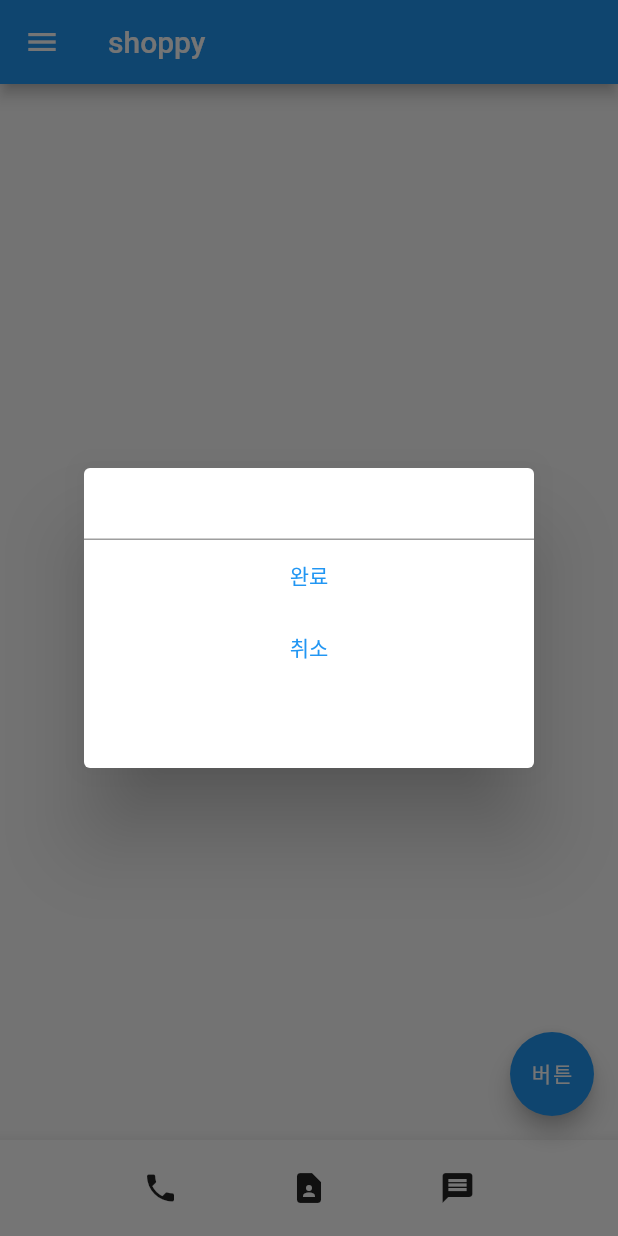
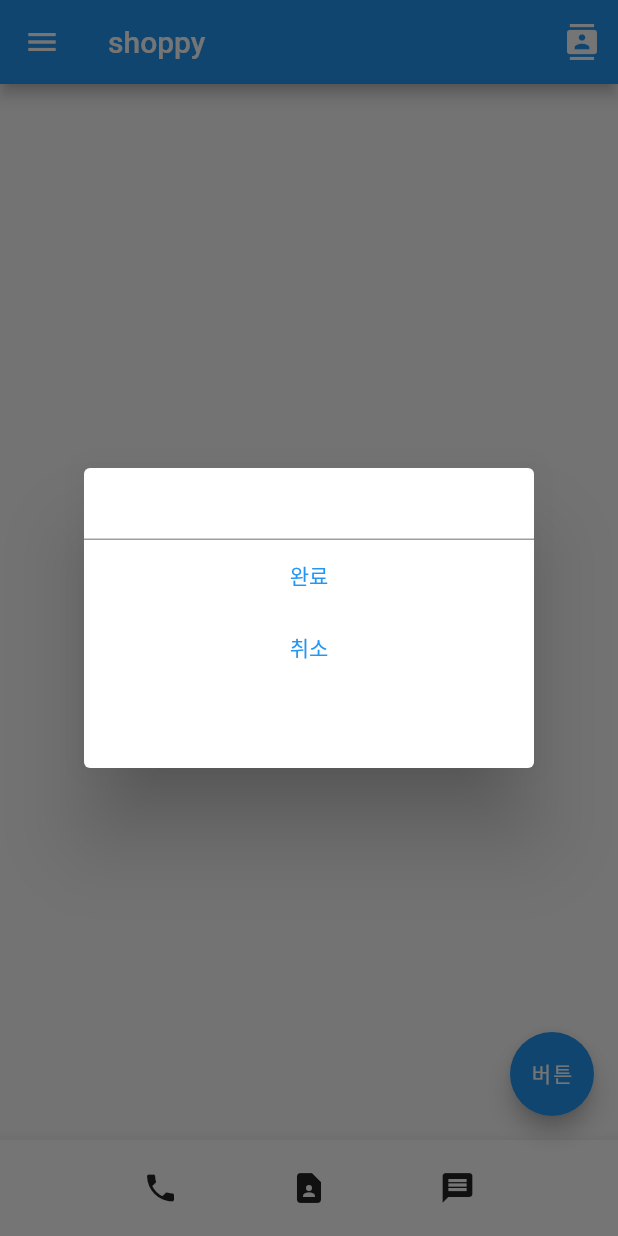
Before and after one commit to kyuseong2001/flutter_MyApp, a Flutter app: the screen it shows after launch, after a tap on "버튼", on a phone screen of 412 x 824 dp. Run offline on Flutter 3.47's test engine with Material 2 defaults, Android fonts, the phone set to English and light mode, and no system bars; our stand-ins replace permission_handler.

Commit message:
'20220116'

```diff
--- a/lib/main.dart
+++ b/lib/main.dart
@@ -1,4 +1,6 @@
 import 'package:flutter/material.dart';
+import 'package:permission_handler/permission_handler.dart';
+
 
 void main() {
   runApp(MaterialApp(home: MyApp()));
@@ -12,6 +14,27 @@ class MyApp extends StatefulWidget {
 }
 
 class _MyAppState extends State<MyApp> {
+
+
+  getPermission() async {
+    var status = await Permission.contacts.status;
+    if (status.isGranted) {
+      print('허락됨');
+    } else if (status.isDenied) {
+      print('거절됨');
+      Permission.contacts.request();  // 팝업창 띄워주세요
+    }
+  }
+
+  @override
+  void initState() {
+    // TODO: implement initState
+    super.initState();
+    getPermission();
+  }
+  // 이 위젯이 처음 로드가될때 실행해주세요
+
+
   var total = 0;
   var like = 0;
   var name = [];
@@ -28,8 +51,6 @@ class _MyAppState extends State<MyApp> {
     });
   }
 
-  var inputData = TextEditingController();
-
   @override
   Widget build(BuildContext context) {
     return Scaffold(
@@ -39,36 +60,23 @@ class _MyAppState extends State<MyApp> {
             showDialog(
                 context: context,
                 builder: (context) {
-                  return Dialog(
-                    child: SizedBox(
-                      width: 300,
-                      height: 200,
-                      child: Column(
-                        children: [
-                          TextField(
-                            controller: inputData,
-                          ),
-                          TextButton(
-                              onPressed: () {
-                                addName(inputData.text);
-                                Navigator.pop(context);
-                              },
-                              child: Text('완료')),
-                          TextButton(
-                              onPressed: () {
-                                Navigator.pop(context);
-                              },
-                              child: Text('취소')),
-                        ],
-                      ),
-                    ),
-                  );
+                  return DialogUI(addName: addName,);
                 });
           }),
       appBar: AppBar(
         leading: Icon(Icons.menu),
         title: Text('shoppy'),
+        actions: [
+          IconButton(onPressed: (){getPermission();}, icon: Icon(Icons.contacts),),],
       ),
+
+
+
+
+
+
+
+
       body: ListView.builder(
         itemCount: name.length,
         itemBuilder: (context, i) {
@@ -76,7 +84,7 @@ class _MyAppState extends State<MyApp> {
             leading: Icon(Icons.account_circle),
             title: Text(name[i]),
             trailing: ElevatedButton(
-              child: Text('좋아요'),
+              child: Text('삭제'),
               onPressed: () {
                 setState(() {
                   like++;
@@ -102,3 +110,44 @@ class _MyAppState extends State<MyApp> {
     );
   }
 }
+
+class DialogUI extends StatefulWidget {
+  const DialogUI({Key? key, this.addName}) : super(key: key);
+
+  final addName;
+
+  @override
+  State<DialogUI> createState() => _DialogUIState();
+}
+
+class _DialogUIState extends State<DialogUI> {
+  var inputData = TextEditingController();
+
+  @override
+  Widget build(BuildContext context) {
+    return Dialog(
+      child: SizedBox(
+        width: 300,
+        height: 200,
+        child: Column(
+          children: [
+            TextField(
+              controller: inputData,
+            ),
+            TextButton(
+                onPressed: () {
+                  widget.addName(inputData.text);
+                  Navigator.pop(context);
+                },
+                child: Text('완료')),
+            TextButton(
+                onPressed: () {
+                  Navigator.pop(context);
+                },
+                child: Text('취소')),
+          ],
+        ),
+      ),
+    );
+  }
+}
--- a/pubspec.yaml
+++ b/pubspec.yaml
@@ -29,7 +29,7 @@ environment:
 dependencies:
   flutter:
     sdk: flutter
-
+  permission_handler: ^8.3.0
 
   # The following adds the Cupertino Icons font to your application.
   # Use with the CupertinoIcons class for iOS style icons.
```
Also changed, not shown: pubspec.lock, 1 other file.
